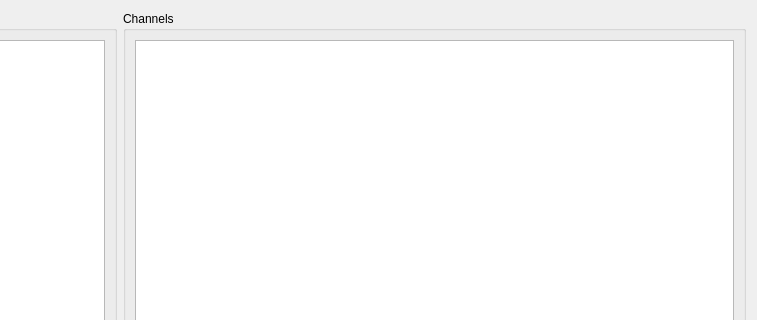
The window that src/gui/lobbyWidget.ui (anopheles/InstantSOUP) describes before a commit, drawn with Qt 5; both pictures show x 174 to 931 and y 0 to 320 of the 931 by 773 pixel window.
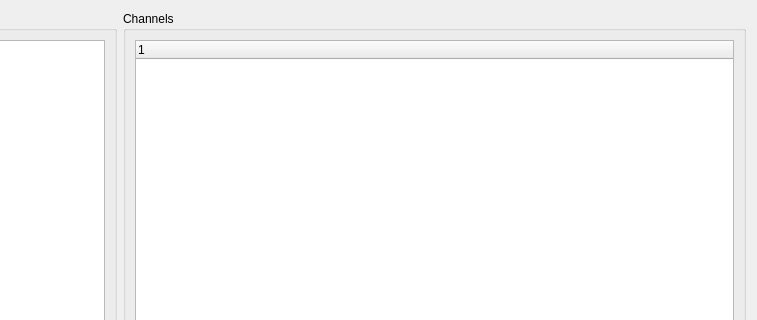
The same window after the commit.

Commit message: Replaced channel list with treewidget. Now you're able to select a server in the right widget and create a channel on the specified server.

Patch:
```diff
--- a/src/gui/lobbyWidget.ui
+++ b/src/gui/lobbyWidget.ui
@@ -60,16 +60,18 @@
        <widget class="QLineEdit" name="newChannelEdit"/>
       </item>
       <item row="0" column="0" colspan="4">
-       <widget class="QListWidget" name="channelsList">
+       <widget class="QTreeWidget" name="channelsList">
         <property name="sizePolicy">
          <sizepolicy hsizetype="Expanding" vsizetype="Expanding">
           <horstretch>0</horstretch>
           <verstretch>0</verstretch>
          </sizepolicy>
         </property>
-        <property name="resizeMode">
-         <enum>QListView::Fixed</enum>
-        </property>
+        <column>
+         <property name="text">
+          <string notr="true">1</string>
+         </property>
+        </column>
        </widget>
       </item>
      </layout>
```
The commit also changes 3 other files.
